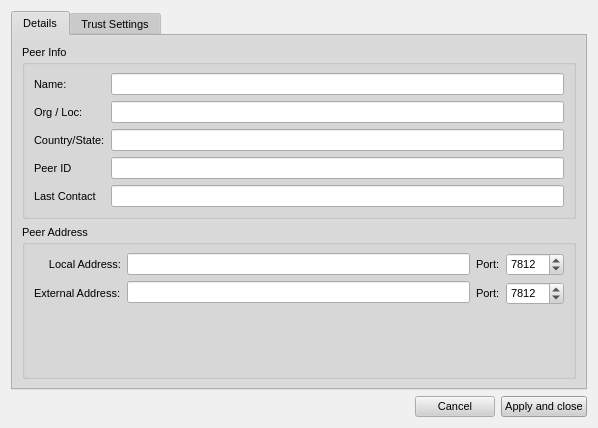
First picture: the form in retroshare-gui/src/gui/connect/ConfCertDialog.ui, repository RetroShare/RetroShare, before the edit.
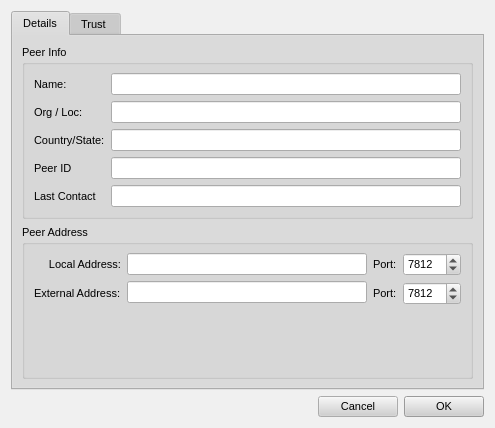
Second picture: the form after the edit. The open tabs and pages were chosen to show the change. Icons and pictures are not drawn.

Commit message: set tooltip for OK Button

What changed in the file:
```diff
--- a/retroshare-gui/src/gui/connect/ConfCertDialog.ui
+++ b/retroshare-gui/src/gui/connect/ConfCertDialog.ui
@@ -1,12 +1,12 @@
 <?xml version="1.0" encoding="UTF-8"?>
 <ui version="4.0">
  <class>ConfCertDialog</class>
- <widget class="QDialog" name="ConfCertDialog">
-  <property name="geometry">
+ <widget class="QDialog" name="ConfCertDialog" >
+  <property name="geometry" >
    <rect>
     <x>0</x>
     <y>0</y>
-    <width>598</width>
+    <width>493</width>
     <height>428</height>
    </rect>
   </property>
@@ -506,11 +506,11 @@
    <iconset resource="../images.qrc">
     <normaloff>:/images/rstray3.png</normaloff>:/images/rstray3.png</iconset>
   </property>
-  <layout class="QVBoxLayout" name="verticalLayout_8">
+  <layout class="QVBoxLayout" >
    <item>
-    <widget class="QTabWidget" name="stabWidget">
-     <property name="currentIndex">
-      <number>1</number>
+    <widget class="QTabWidget" name="stabWidget" >
+     <property name="currentIndex" >
+      <number>0</number>
      </property>
      <widget class="QWidget" name="tab">
       <attribute name="icon">
@@ -520,23 +520,26 @@
       <attribute name="title">
        <string>Details</string>
       </attribute>
-      <layout class="QGridLayout">
-       <item row="0" column="0">
-        <widget class="QGroupBox" name="groupBox_2">
-         <property name="title">
+      <attribute name="icon" >
+       <iconset resource="../images.qrc" >:/images/peerdetails_16x16.png</iconset>
+      </attribute>
+      <layout class="QGridLayout" >
+       <item row="0" column="0" >
+        <widget class="QGroupBox" name="groupBox_2" >
+         <property name="title" >
           <string>Peer Info</string>
          </property>
-         <layout class="QGridLayout">
-          <item row="0" column="0">
-           <widget class="QLabel" name="label_10">
-            <property name="text">
+         <layout class="QGridLayout" >
+          <item row="0" column="0" >
+           <widget class="QLabel" name="label_10" >
+            <property name="text" >
              <string>Name:</string>
             </property>
            </widget>
           </item>
-          <item row="0" column="1">
-           <widget class="QLineEdit" name="name">
-            <property name="readOnly">
+          <item row="0" column="1" >
+           <widget class="QLineEdit" name="name" >
+            <property name="readOnly" >
              <bool>true</bool>
             </property>
            </widget>
@@ -548,9 +551,9 @@
             </property>
            </widget>
           </item>
-          <item row="1" column="1">
-           <widget class="QLineEdit" name="orgloc">
-            <property name="readOnly">
+          <item row="1" column="1" >
+           <widget class="QLineEdit" name="orgloc" >
+            <property name="readOnly" >
              <bool>true</bool>
             </property>
            </widget>
@@ -562,9 +565,9 @@
             </property>
            </widget>
           </item>
-          <item row="2" column="1">
-           <widget class="QLineEdit" name="country">
-            <property name="readOnly">
+          <item row="2" column="1" >
+           <widget class="QLineEdit" name="country" >
+            <property name="readOnly" >
              <bool>true</bool>
             </property>
            </widget>
@@ -576,9 +579,9 @@
             </property>
            </widget>
           </item>
-          <item row="3" column="1">
-           <widget class="QLineEdit" name="peerid">
-            <property name="readOnly">
+          <item row="3" column="1" >
+           <widget class="QLineEdit" name="peerid" >
+            <property name="readOnly" >
              <bool>true</bool>
             </property>
            </widget>
@@ -590,9 +593,9 @@
             </property>
            </widget>
           </item>
-          <item row="4" column="1">
-           <widget class="QLineEdit" name="lastcontact">
-            <property name="readOnly">
+          <item row="4" column="1" >
+           <widget class="QLineEdit" name="lastcontact" >
+            <property name="readOnly" >
              <bool>true</bool>
             </property>
            </widget>
@@ -600,16 +603,16 @@
          </layout>
         </widget>
        </item>
-       <item row="1" column="0">
-        <widget class="QGroupBox" name="groupBox">
-         <property name="title">
+       <item row="1" column="0" >
+        <widget class="QGroupBox" name="groupBox" >
+         <property name="title" >
           <string>Peer Address</string>
          </property>
-         <layout class="QVBoxLayout" name="verticalLayout_7">
+         <layout class="QVBoxLayout" >
           <item>
-           <layout class="QHBoxLayout" name="horizontalLayout">
+           <layout class="QHBoxLayout" >
             <item>
-             <layout class="QVBoxLayout" name="verticalLayout_6">
+             <layout class="QVBoxLayout" >
               <item>
                <widget class="QLabel" name="label">
                 <property name="layoutDirection">
@@ -633,27 +636,27 @@
              </layout>
             </item>
             <item>
-             <layout class="QVBoxLayout" name="verticalLayout_5">
+             <layout class="QVBoxLayout" >
               <item>
-               <widget class="QLineEdit" name="localAddress"/>
+               <widget class="QLineEdit" name="localAddress" />
               </item>
               <item>
-               <widget class="QLineEdit" name="extAddress"/>
+               <widget class="QLineEdit" name="extAddress" />
               </item>
              </layout>
             </item>
             <item>
-             <layout class="QVBoxLayout" name="verticalLayout_4">
+             <layout class="QVBoxLayout" >
               <item>
-               <widget class="QLabel" name="label_5">
-                <property name="text">
+               <widget class="QLabel" name="label_5" >
+                <property name="text" >
                  <string>Port:</string>
                 </property>
                </widget>
               </item>
               <item>
-               <widget class="QLabel" name="label_4">
-                <property name="text">
+               <widget class="QLabel" name="label_4" >
+                <property name="text" >
                  <string>Port:</string>
                 </property>
                </widget>
@@ -661,10 +664,10 @@
              </layout>
             </item>
             <item>
-             <layout class="QVBoxLayout" name="verticalLayout_3">
+             <layout class="QVBoxLayout" >
               <item>
-               <widget class="QSpinBox" name="localPort">
-                <property name="minimum">
+               <widget class="QSpinBox" name="localPort" >
+                <property name="minimum" >
                  <number>0</number>
                 </property>
                 <property name="maximum">
@@ -676,8 +679,8 @@
                </widget>
               </item>
               <item>
-               <widget class="QSpinBox" name="extPort">
-                <property name="minimum">
+               <widget class="QSpinBox" name="extPort" >
+                <property name="minimum" >
                  <number>0</number>
                 </property>
                 <property name="maximum">
@@ -693,11 +696,11 @@
            </layout>
           </item>
           <item>
-           <spacer name="verticalSpacer">
-            <property name="orientation">
+           <spacer>
+            <property name="orientation" >
              <enum>Qt::Vertical</enum>
             </property>
-            <property name="sizeHint" stdset="0">
+            <property name="sizeHint" >
              <size>
               <width>20</width>
               <height>47</height>
@@ -710,11 +713,11 @@
        </item>
       </layout>
      </widget>
-     <widget class="QWidget" name="tab">
-      <attribute name="title">
-       <string>Trust Settings</string>
+     <widget class="QWidget" name="tab" >
+      <attribute name="title" >
+       <string>Trust </string>
       </attribute>
-      <layout class="QVBoxLayout" name="verticalLayout_2">
+      <layout class="QVBoxLayout" >
        <item>
         <widget class="QGroupBox" name="groupBox_3">
          <property name="title">
@@ -772,10 +775,10 @@
        </item>
        <item>
         <spacer>
-         <property name="orientation">
+         <property name="orientation" >
           <enum>Qt::Vertical</enum>
          </property>
-         <property name="sizeHint" stdset="0">
+         <property name="sizeHint" >
           <size>
            <width>451</width>
            <height>131</height>
@@ -788,13 +791,13 @@
     </widget>
    </item>
    <item>
-    <layout class="QGridLayout">
-     <item row="0" column="0">
+    <layout class="QGridLayout" >
+     <item row="0" column="0" >
       <spacer>
-       <property name="orientation">
+       <property name="orientation" >
         <enum>Qt::Horizontal</enum>
        </property>
-       <property name="sizeHint" stdset="0">
+       <property name="sizeHint" >
         <size>
          <width>311</width>
          <height>20</height>
@@ -802,17 +805,17 @@
        </property>
       </spacer>
      </item>
-     <item row="0" column="1">
-      <widget class="QPushButton" name="cancelButton">
-       <property name="text">
+     <item row="0" column="1" >
+      <widget class="QPushButton" name="cancelButton" >
+       <property name="text" >
         <string>Cancel</string>
        </property>
       </widget>
      </item>
-     <item row="0" column="2">
-      <widget class="QPushButton" name="applyButton">
-       <property name="text">
-        <string>Apply and close</string>
+     <item row="0" column="2" >
+      <widget class="QPushButton" name="applyButton" >
+       <property name="text" >
+        <string>OK</string>
        </property>
        <property name="autoDefault">
         <bool>false</bool>
```
Left out of the diff: 422 changed lines with no effect on the pictures. The commit also changes 1 other file.
